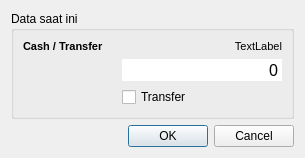
This is ui/editrepaymentdialog.ui in AyahnaSyahid/LazyMins as Qt 5 draws it before an edit. The edited form follows.
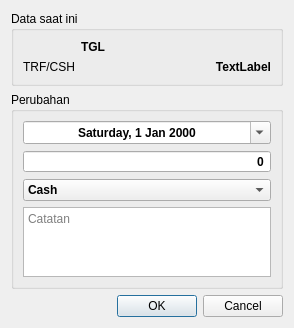
This is the edited form.

What changed in the file:
```diff
--- a/ui/editrepaymentdialog.ui
+++ b/ui/editrepaymentdialog.ui
@@ -6,8 +6,8 @@
    <rect>
     <x>0</x>
     <y>0</y>
-    <width>305</width>
-    <height>147</height>
+    <width>294</width>
+    <height>304</height>
    </rect>
   </property>
   <property name="sizePolicy">
@@ -19,7 +19,7 @@
   <property name="windowTitle">
    <string>Ubah data pembayaran</string>
   </property>
-  <layout class="QVBoxLayout" name="verticalLayout">
+  <layout class="QVBoxLayout" name="verticalLayout" stretch="0,1,0">
    <item>
     <widget class="QGroupBox" name="groupBox">
      <property name="minimumSize">
@@ -33,14 +33,89 @@
      </property>
      <layout class="QGridLayout" name="gridLayout" columnstretch="0,1">
       <item row="1" column="1">
+       <widget class="QLabel" name="labelTerbayar">
+        <property name="font">
+         <font>
+          <weight>75</weight>
+          <bold>true</bold>
+         </font>
+        </property>
+        <property name="text">
+         <string>TextLabel</string>
+        </property>
+        <property name="alignment">
+         <set>Qt::AlignBottom|Qt::AlignRight|Qt::AlignTrailing</set>
+        </property>
+       </widget>
+      </item>
+      <item row="1" column="0">
+       <widget class="QLabel" name="labelMetode">
+        <property name="text">
+         <string>TRF/CSH</string>
+        </property>
+        <property name="alignment">
+         <set>Qt::AlignRight|Qt::AlignTrailing|Qt::AlignVCenter</set>
+        </property>
+       </widget>
+      </item>
+      <item row="0" column="1">
+       <widget class="QLabel" name="labelTanggal">
+        <property name="font">
+         <font>
+          <weight>75</weight>
+          <bold>true</bold>
+         </font>
+        </property>
+        <property name="text">
+         <string>TGL</string>
+        </property>
+       </widget>
+      </item>
+     </layout>
+    </widget>
+   </item>
+   <item>
+    <widget class="QGroupBox" name="groupBox_2">
+     <property name="title">
+      <string>Perubahan</string>
+     </property>
+     <layout class="QVBoxLayout" name="verticalLayout_2">
+      <item>
+       <widget class="QDateEdit" name="dateEdit">
+        <property name="font">
+         <font>
+          <weight>75</weight>
+          <bold>true</bold>
+         </font>
+        </property>
+        <property name="toolTip">
+         <string>Tanggal Pembayaran</string>
+        </property>
+        <property name="alignment">
+         <set>Qt::AlignCenter</set>
+        </property>
+        <property name="buttonSymbols">
+         <enum>QAbstractSpinBox::NoButtons</enum>
+        </property>
+        <property name="displayFormat">
+         <string>dddd, d MMM yyyy</string>
+        </property>
+        <property name="calendarPopup">
+         <bool>true</bool>
+        </property>
+       </widget>
+      </item>
+      <item>
        <widget class="QSpinBox" name="spinBox">
         <property name="font">
          <font>
-          <pointsize>12</pointsize>
+          <pointsize>9</pointsize>
+          <weight>75</weight>
+          <bold>true</bold>
          </font>
         </property>
-        <property name="frame">
-         <bool>false</bool>
+        <property name="toolTip">
+         <string>Ubah jumlah uang</string>
         </property>
         <property name="alignment">
          <set>Qt::AlignRight|Qt::AlignTrailing|Qt::AlignVCenter</set>
@@ -51,8 +126,11 @@
         <property name="showGroupSeparator" stdset="0">
          <bool>true</bool>
         </property>
+        <property name="minimum">
+         <number>0</number>
+        </property>
         <property name="maximum">
-         <number>2147483647</number>
+         <number>99999999</number>
         </property>
         <property name="singleStep">
          <number>1000</number>
@@ -62,45 +140,48 @@
         </property>
        </widget>
       </item>
-      <item row="0" column="1">
-       <widget class="QLabel" name="label_2">
+      <item>
+       <widget class="QComboBox" name="comboBox">
         <property name="font">
          <font>
-          <pointsize>8</pointsize>
+          <weight>75</weight>
+          <bold>true</bold>
          </font>
         </property>
-        <property name="text">
-         <string>TextLabel</string>
+        <property name="toolTip">
+         <string>Metode bayar</string>
         </property>
-        <property name="alignment">
-         <set>Qt::AlignRight|Qt::AlignTrailing|Qt::AlignVCenter</set>
-        </property>
+        <item>
+         <property name="text">
+          <string>Cash</string>
+         </property>
+        </item>
+        <item>
+         <property name="text">
+          <string>Transfer</string>
+         </property>
+        </item>
        </widget>
       </item>
-      <item row="0" column="0">
-       <widget class="QLabel" name="label">
-        <property name="minimumSize">
+      <item>
+       <widget class="QPlainTextEdit" name="plainTextEdit">
+        <property name="sizePolicy">
+         <sizepolicy hsizetype="Preferred" vsizetype="Preferred">
+          <horstretch>0</horstretch>
+          <verstretch>0</verstretch>
+         </sizepolicy>
+        </property>
+        <property name="maximumSize">
          <size>
-          <width>93</width>
-          <height>0</height>
+          <width>16777215</width>
+          <height>71</height>
          </size>
         </property>
-        <property name="font">
-         <font>
-          <pointsize>8</pointsize>
-          <weight>75</weight>
-          <bold>true</bold>
-         </font>
+        <property name="toolTip">
+         <string>Notes</string>
         </property>
-        <property name="text">
-         <string>Cash / Transfer</string>
-        </property>
-       </widget>
-      </item>
-      <item row="2" column="1">
-       <widget class="QCheckBox" name="checkBox">
-        <property name="text">
-         <string>Transfer</string>
+        <property name="placeholderText">
+         <string>Catatan</string>
         </property>
        </widget>
       </item>
```
Left out of the diff: 3 changed lines with no effect on the pictures.
